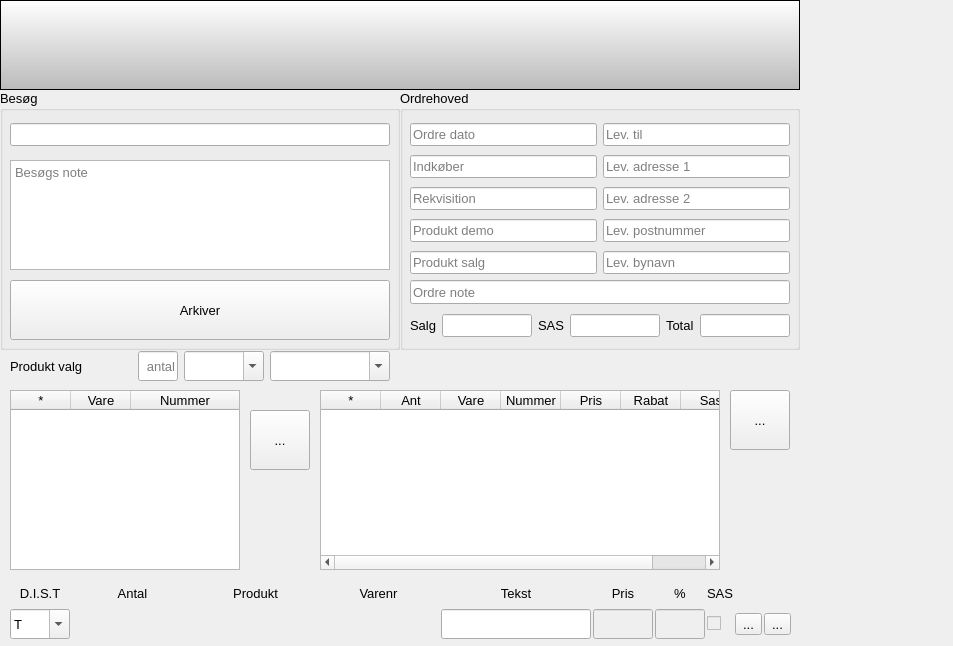
This is buildtools/ui/main_window.ui in fhdk/eordre-app.pyqt as Qt 5 draws it before an edit. The edited form follows.
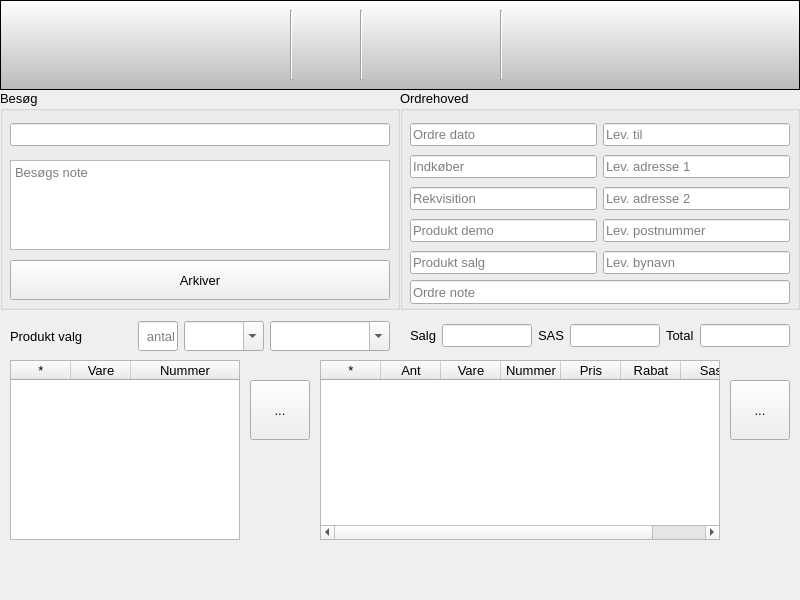
This is the edited form. Icons and pictures are not drawn.

Commit message: rebuild of ui added item_price to utils add some order functionality

```diff
--- a/buildtools/ui/main_window.ui
+++ b/buildtools/ui/main_window.ui
@@ -6,8 +6,8 @@
    <rect>
     <x>0</x>
     <y>0</y>
-    <width>953</width>
-    <height>646</height>
+    <width>800</width>
+    <height>600</height>
    </rect>
   </property>
   <property name="sizePolicy">
@@ -73,7 +73,7 @@
       <x>0</x>
       <y>90</y>
       <width>800</width>
-      <height>560</height>
+      <height>510</height>
      </rect>
     </property>
     <property name="font">
@@ -1858,341 +1858,13 @@
      </widget>
     </widget>
     <widget class="QWidget" name="widgetPageVisit">
-     <widget class="QWidget" name="gridLayoutWidget_5">
-      <property name="geometry">
-       <rect>
-        <x>10</x>
-        <y>490</y>
-        <width>781</width>
-        <height>59</height>
-       </rect>
-      </property>
-      <property name="font">
-       <font>
-        <pointsize>10</pointsize>
-       </font>
-      </property>
-      <layout class="QGridLayout" name="widgetCreateOrderLine" columnstretch="0,0,0,0,0,0,0,0,0,0">
-       <property name="spacing">
-        <number>2</number>
-       </property>
-       <item row="0" column="5">
-        <widget class="QLabel" name="labelVisitPrice">
-         <property name="font">
-          <font>
-           <pointsize>10</pointsize>
-          </font>
-         </property>
-         <property name="text">
-          <string>Pris</string>
-         </property>
-         <property name="alignment">
-          <set>Qt::AlignCenter</set>
-         </property>
-        </widget>
-       </item>
-       <item row="0" column="1">
-        <widget class="QLabel" name="labelVisitPcs">
-         <property name="font">
-          <font>
-           <pointsize>10</pointsize>
-          </font>
-         </property>
-         <property name="text">
-          <string>Antal</string>
-         </property>
-         <property name="alignment">
-          <set>Qt::AlignCenter</set>
-         </property>
-        </widget>
-       </item>
-       <item row="1" column="0">
-        <widget class="QComboBox" name="comboVisitLineType">
-         <property name="minimumSize">
-          <size>
-           <width>60</width>
-           <height>30</height>
-          </size>
-         </property>
-         <property name="maximumSize">
-          <size>
-           <width>0</width>
-           <height>30</height>
-          </size>
-         </property>
-         <property name="font">
-          <font>
-           <pointsize>10</pointsize>
-          </font>
-         </property>
-         <property name="toolTip">
-          <string>Demo|Ny|Salg|Tekst</string>
-         </property>
-         <property name="editable">
-          <bool>true</bool>
-         </property>
-         <property name="currentText">
-          <string notr="true">T</string>
-         </property>
-         <property name="currentIndex">
-          <number>3</number>
-         </property>
-         <property name="maxCount">
-          <number>4</number>
-         </property>
-         <property name="sizeAdjustPolicy">
-          <enum>QComboBox::AdjustToContentsOnFirstShow</enum>
-         </property>
-         <property name="minimumContentsLength">
-          <number>1</number>
-         </property>
-         <item>
-          <property name="text">
-           <string>D</string>
-          </property>
-         </item>
-         <item>
-          <property name="text">
-           <string>N</string>
-          </property>
-         </item>
-         <item>
-          <property name="text">
-           <string>S</string>
-          </property>
-         </item>
-         <item>
-          <property name="text">
-           <string>T</string>
-          </property>
-         </item>
-        </widget>
-       </item>
-       <item row="0" column="0">
-        <widget class="QLabel" name="labelVisitDemoNotSoldPhone">
-         <property name="font">
-          <font>
-           <pointsize>10</pointsize>
-          </font>
-         </property>
-         <property name="toolTip">
-          <string>Demo Ikke Solgt Telefon</string>
-         </property>
-         <property name="text">
-          <string>D.I.S.T</string>
-         </property>
-         <property name="alignment">
-          <set>Qt::AlignCenter</set>
-         </property>
-        </widget>
-       </item>
-       <item row="0" column="3">
-        <widget class="QLabel" name="labelVisitSku">
-         <property name="font">
-          <font>
-           <pointsize>10</pointsize>
-          </font>
-         </property>
-         <property name="text">
-          <string>Varenr</string>
-         </property>
-         <property name="alignment">
-          <set>Qt::AlignCenter</set>
-         </property>
-        </widget>
-       </item>
-       <item row="0" column="2">
-        <widget class="QLabel" name="labelVisitProduct">
-         <property name="font">
-          <font>
-           <pointsize>10</pointsize>
-          </font>
-         </property>
-         <property name="text">
-          <string>Produkt</string>
-         </property>
-         <property name="alignment">
-          <set>Qt::AlignCenter</set>
-         </property>
-        </widget>
-       </item>
-       <item row="1" column="6">
-        <widget class="QLineEdit" name="textVisitLineDiscount">
-         <property name="enabled">
-          <bool>false</bool>
-         </property>
-         <property name="minimumSize">
-          <size>
-           <width>0</width>
-           <height>30</height>
-          </size>
-         </property>
-         <property name="maximumSize">
-          <size>
-           <width>50</width>
-           <height>30</height>
-          </size>
-         </property>
-         <property name="alignment">
-          <set>Qt::AlignRight|Qt::AlignTrailing|Qt::AlignVCenter</set>
-         </property>
-        </widget>
-       </item>
-       <item row="1" column="4">
-        <widget class="QLineEdit" name="textVisitLineText">
-         <property name="minimumSize">
-          <size>
-           <width>0</width>
-           <height>30</height>
-          </size>
-         </property>
-         <property name="maximumSize">
-          <size>
-           <width>150</width>
-           <height>30</height>
-          </size>
-         </property>
-         <property name="font">
-          <font>
-           <pointsize>10</pointsize>
-          </font>
-         </property>
-        </widget>
-       </item>
-       <item row="0" column="4">
-        <widget class="QLabel" name="labelVisitText">
-         <property name="font">
-          <font>
-           <pointsize>10</pointsize>
-          </font>
-         </property>
-         <property name="text">
-          <string>Tekst</string>
-         </property>
-         <property name="alignment">
-          <set>Qt::AlignCenter</set>
-         </property>
-        </widget>
-       </item>
-       <item row="1" column="5">
-        <widget class="QLineEdit" name="textVisitLinePrice">
-         <property name="enabled">
-          <bool>false</bool>
-         </property>
-         <property name="minimumSize">
-          <size>
-           <width>0</width>
-           <height>30</height>
-          </size>
-         </property>
-         <property name="maximumSize">
-          <size>
-           <width>60</width>
-           <height>30</height>
-          </size>
-         </property>
-         <property name="font">
-          <font>
-           <pointsize>10</pointsize>
-          </font>
-         </property>
-         <property name="alignment">
-          <set>Qt::AlignRight|Qt::AlignTrailing|Qt::AlignVCenter</set>
-         </property>
-        </widget>
-       </item>
-       <item row="1" column="7">
-        <widget class="QCheckBox" name="checkVisitSas">
-         <property name="enabled">
-          <bool>false</bool>
-         </property>
-         <property name="minimumSize">
-          <size>
-           <width>20</width>
-           <height>25</height>
-          </size>
-         </property>
-         <property name="maximumSize">
-          <size>
-           <width>20</width>
-           <height>25</height>
-          </size>
-         </property>
-         <property name="text">
-          <string/>
-         </property>
-        </widget>
-       </item>
-       <item row="0" column="7">
-        <widget class="QLabel" name="labelVisitCheckSas">
-         <property name="font">
-          <font>
-           <pointsize>10</pointsize>
-          </font>
-         </property>
-         <property name="text">
-          <string>SAS</string>
-         </property>
-        </widget>
-       </item>
-       <item row="0" column="6">
-        <widget class="QLabel" name="labelVisitDiscount">
-         <property name="font">
-          <font>
-           <pointsize>10</pointsize>
-          </font>
-         </property>
-         <property name="text">
-          <string>%</string>
-         </property>
-         <property name="alignment">
-          <set>Qt::AlignCenter</set>
-         </property>
-        </widget>
-       </item>
-       <item row="1" column="8">
-        <widget class="QToolButton" name="toolButtonVisitAppendLine">
-         <property name="text">
-          <string>...</string>
-         </property>
-         <property name="icon">
-          <iconset resource="../icons/system.qrc">
-           <normaloff>:/system/add.png</normaloff>:/system/add.png</iconset>
-         </property>
-         <property name="iconSize">
-          <size>
-           <width>32</width>
-           <height>32</height>
-          </size>
-         </property>
-        </widget>
-       </item>
-       <item row="1" column="9">
-        <widget class="QToolButton" name="toolButtonVisitClearLine">
-         <property name="text">
-          <string>...</string>
-         </property>
-         <property name="icon">
-          <iconset resource="../icons/system.qrc">
-           <normaloff>:/system/delete.png</normaloff>:/system/delete.png</iconset>
-         </property>
-         <property name="iconSize">
-          <size>
-           <width>32</width>
-           <height>32</height>
-          </size>
-         </property>
-        </widget>
-       </item>
-      </layout>
-     </widget>
      <widget class="QGroupBox" name="groupOrderHead">
       <property name="geometry">
        <rect>
         <x>400</x>
         <y>0</y>
         <width>400</width>
-        <height>260</height>
+        <height>220</height>
        </rect>
       </property>
       <property name="title">
@@ -2358,99 +2030,6 @@
         <string>Ordre note</string>
        </property>
       </widget>
-      <widget class="QWidget" name="gridLayoutWidget">
-       <property name="geometry">
-        <rect>
-         <x>10</x>
-         <y>220</y>
-         <width>380</width>
-         <height>31</height>
-        </rect>
-       </property>
-       <layout class="QGridLayout" name="gridLayout">
-        <item row="0" column="4">
-         <widget class="QLabel" name="labelTotal">
-          <property name="font">
-           <font>
-            <pointsize>10</pointsize>
-           </font>
-          </property>
-          <property name="text">
-           <string>Total</string>
-          </property>
-         </widget>
-        </item>
-        <item row="0" column="3">
-         <widget class="QLineEdit" name="textVisitSas">
-          <property name="enabled">
-           <bool>true</bool>
-          </property>
-          <property name="font">
-           <font>
-            <pointsize>10</pointsize>
-           </font>
-          </property>
-          <property name="readOnly">
-           <bool>true</bool>
-          </property>
-         </widget>
-        </item>
-        <item row="0" column="2">
-         <widget class="QLabel" name="labelSas">
-          <property name="font">
-           <font>
-            <pointsize>10</pointsize>
-           </font>
-          </property>
-          <property name="text">
-           <string>SAS</string>
-          </property>
-         </widget>
-        </item>
-        <item row="0" column="1">
-         <widget class="QLineEdit" name="textVisitSale">
-          <property name="enabled">
-           <bool>true</bool>
-          </property>
-          <property name="font">
-           <font>
-            <pointsize>10</pointsize>
-           </font>
-          </property>
-          <property name="readOnly">
-           <bool>true</bool>
-          </property>
-         </widget>
-        </item>
-        <item row="0" column="5">
-         <widget class="QLineEdit" name="textVisitTotal">
-          <property name="enabled">
-           <bool>true</bool>
-          </property>
-          <property name="font">
-           <font>
-            <pointsize>10</pointsize>
-           </font>
-          </property>
-          <property name="readOnly">
-           <bool>true</bool>
-          </property>
-         </widget>
-        </item>
-        <item row="0" column="0">
-         <widget class="QLabel" name="labelSale">
-          <property name="font">
-           <font>
-            <pointsize>10</pointsize>
-           </font>
-          </property>
-          <property name="text">
-           <string>Salg</string>
-          </property>
-         </widget>
-        </item>
-       </layout>
-      </widget>
      </widget>
      <widget class="QGroupBox" name="groupVisitHead">
       <property name="geometry">
@@ -2458,7 +2037,7 @@
         <x>0</x>
         <y>0</y>
         <width>400</width>
-        <height>260</height>
+        <height>220</height>
        </rect>
       </property>
       <property name="title">
@@ -2499,7 +2078,7 @@
          <x>10</x>
          <y>70</y>
          <width>380</width>
-         <height>110</height>
+         <height>90</height>
         </rect>
        </property>
        <property name="font">
@@ -2518,9 +2097,9 @@
        <property name="geometry">
         <rect>
          <x>10</x>
-         <y>190</y>
+         <y>170</y>
          <width>380</width>
-         <height>60</height>
+         <height>40</height>
         </rect>
        </property>
        <property name="font">
@@ -2617,7 +2196,7 @@
       <property name="geometry">
        <rect>
         <x>10</x>
-        <y>300</y>
+        <y>270</y>
         <width>230</width>
         <height>180</height>
        </rect>
@@ -2689,7 +2268,7 @@
       <property name="geometry">
        <rect>
         <x>250</x>
-        <y>320</y>
+        <y>290</y>
         <width>60</width>
         <height>60</height>
        </rect>
@@ -2712,7 +2291,7 @@
       <property name="geometry">
        <rect>
         <x>320</x>
-        <y>300</y>
+        <y>270</y>
         <width>400</width>
         <height>180</height>
        </rect>
@@ -2804,7 +2383,7 @@
       <property name="geometry">
        <rect>
         <x>730</x>
-        <y>300</y>
+        <y>290</y>
         <width>60</width>
         <height>60</height>
        </rect>
@@ -2827,7 +2406,7 @@
       <property name="geometry">
        <rect>
         <x>10</x>
-        <y>260</y>
+        <y>230</y>
         <width>380</width>
         <height>32</height>
        </rect>
@@ -2929,6 +2508,99 @@
        </item>
       </layout>
      </widget>
+     <widget class="QWidget" name="gridLayoutWidget">
+      <property name="geometry">
+       <rect>
+        <x>410</x>
+        <y>230</y>
+        <width>380</width>
+        <height>31</height>
+       </rect>
+      </property>
+      <layout class="QGridLayout" name="gridLayout">
+       <item row="0" column="4">
+        <widget class="QLabel" name="labelTotal">
+         <property name="font">
+          <font>
+           <pointsize>10</pointsize>
+          </font>
+         </property>
+         <property name="text">
+          <string>Total</string>
+         </property>
+        </widget>
+       </item>
+       <item row="0" column="3">
+        <widget class="QLineEdit" name="textVisitSas">
+         <property name="enabled">
+          <bool>true</bool>
+         </property>
+         <property name="font">
+          <font>
+           <pointsize>10</pointsize>
+          </font>
+         </property>
+         <property name="readOnly">
+          <bool>true</bool>
+         </property>
+        </widget>
+       </item>
+       <item row="0" column="2">
+        <widget class="QLabel" name="labelSas">
+         <property name="font">
+          <font>
+           <pointsize>10</pointsize>
+          </font>
+         </property>
+         <property name="text">
+          <string>SAS</string>
+         </property>
+        </widget>
+       </item>
+       <item row="0" column="1">
+        <widget class="QLineEdit" name="textVisitSale">
+         <property name="enabled">
+          <bool>true</bool>
+         </property>
+         <property name="font">
+          <font>
+           <pointsize>10</pointsize>
+          </font>
+         </property>
+         <property name="readOnly">
+          <bool>true</bool>
+         </property>
+        </widget>
+       </item>
+       <item row="0" column="5">
+        <widget class="QLineEdit" name="textVisitTotal">
+         <property name="enabled">
+          <bool>true</bool>
+         </property>
+         <property name="font">
+          <font>
+           <pointsize>10</pointsize>
+          </font>
+         </property>
+         <property name="readOnly">
+          <bool>true</bool>
+         </property>
+        </widget>
+       </item>
+       <item row="0" column="0">
+        <widget class="QLabel" name="labelSale">
+         <property name="font">
+          <font>
+           <pointsize>10</pointsize>
+          </font>
+         </property>
+         <property name="text">
+          <string>Salg</string>
+         </property>
+        </widget>
+       </item>
+      </layout>
+     </widget>
     </widget>
    </widget>
    <widget class="QFrame" name="topbar">
@@ -2974,7 +2646,7 @@
     <widget class="QToolButton" name="toolButtonReport">
      <property name="geometry">
       <rect>
-       <x>360</x>
+       <x>10</x>
        <y>10</y>
        <width>70</width>
        <height>70</height>
@@ -3018,7 +2690,7 @@
     <widget class="QToolButton" name="toolButtonCustomers">
      <property name="geometry">
       <rect>
-       <x>10</x>
+       <x>360</x>
        <y>10</y>
        <width>70</width>
        <height>70</height>
@@ -3223,7 +2895,7 @@
     <widget class="QToolButton" name="toolButtonInfo">
      <property name="geometry">
       <rect>
-       <x>650</x>
+       <x>570</x>
        <y>10</y>
        <width>70</width>
        <height>70</height>
@@ -3264,7 +2936,7 @@
     <widget class="QToolButton" name="toolButtonSettings">
      <property name="geometry">
       <rect>
-       <x>580</x>
+       <x>500</x>
        <y>10</y>
        <width>70</width>
        <height>70</height>
@@ -3387,6 +3059,45 @@
       <enum>Qt::ToolButtonIconOnly</enum>
      </property>
     </widget>
+    <widget class="Line" name="line">
+     <property name="geometry">
+      <rect>
+       <x>360</x>
+       <y>10</y>
+       <width>3</width>
+       <height>70</height>
+      </rect>
+     </property>
+     <property name="orientation">
+      <enum>Qt::Vertical</enum>
+     </property>
+    </widget>
+    <widget class="Line" name="line_2">
+     <property name="geometry">
+      <rect>
+       <x>500</x>
+       <y>10</y>
+       <width>3</width>
+       <height>70</height>
+      </rect>
+     </property>
+     <property name="orientation">
+      <enum>Qt::Vertical</enum>
+     </property>
+    </widget>
+    <widget class="Line" name="line_3">
+     <property name="geometry">
+      <rect>
+       <x>290</x>
+       <y>10</y>
+       <width>3</width>
+       <height>70</height>
+      </rect>
+     </property>
+     <property name="orientation">
+      <enum>Qt::Vertical</enum>
+     </property>
+    </widget>
    </widget>
   </widget>
  </widget>
```
Left out of the diff: 2 changed lines with no effect on the pictures. The commit also changes 1 other file.
